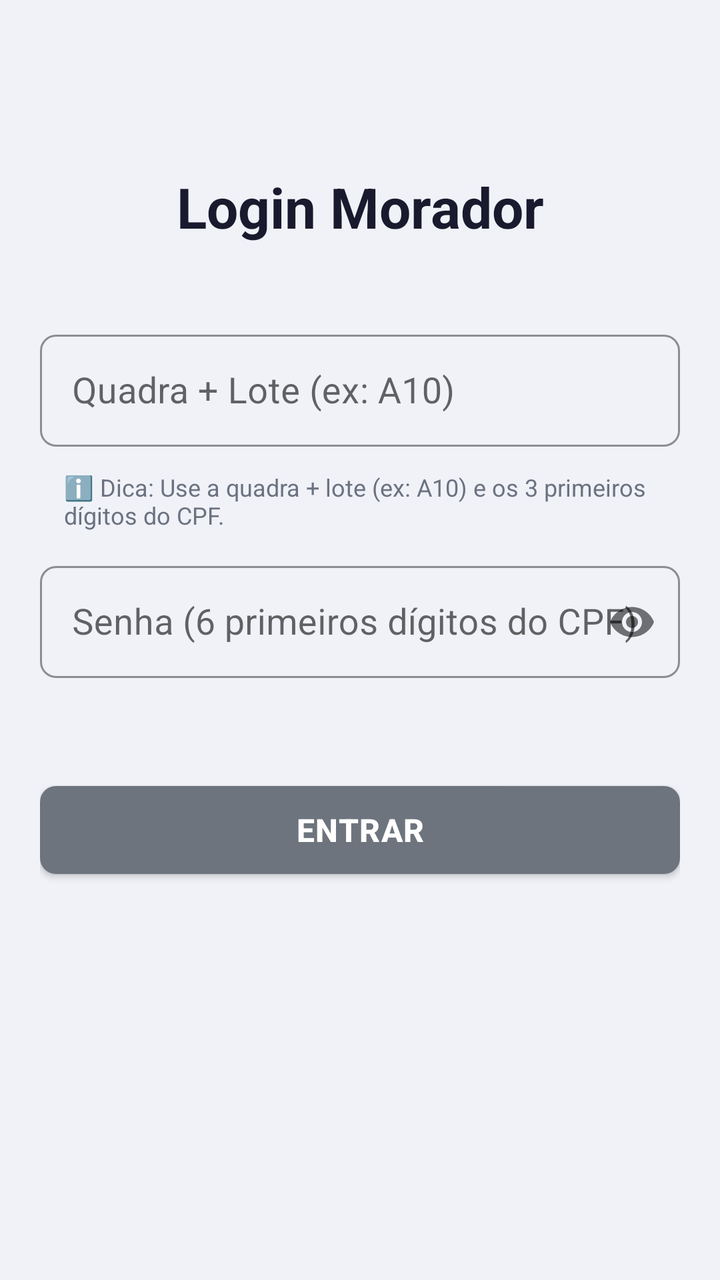
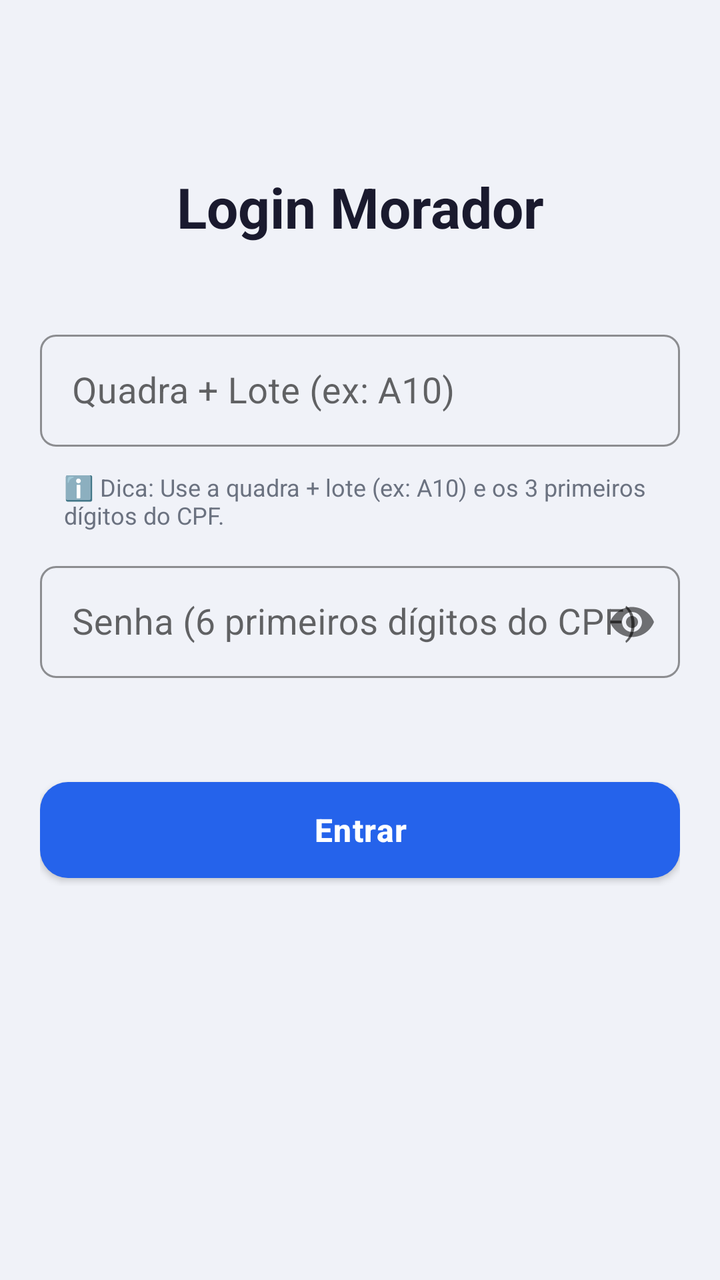

Before-and-after screenshots of an Android layout around one commit, followed by the original layout XML and the change that was made.
<!-- AndroidManifest.xml: application theme AppTheme -->
<!-- res/layout/activity_login_morador.xml -->
<?xml version="1.0" encoding="utf-8"?>
<androidx.constraintlayout.widget.ConstraintLayout
    xmlns:android="http://schemas.android.com/apk/res/android"
    xmlns:app="http://schemas.android.com/apk/res-auto"
    xmlns:tools="http://schemas.android.com/tools"
    android:layout_width="match_parent"
    android:layout_height="match_parent"
    android:background="#F0F2F8"
    tools:context=".LoginMoradorActivity">

    <LinearLayout
        android:layout_width="0dp"
        android:layout_height="wrap_content"
        android:orientation="vertical"
        android:paddingStart="20dp"
        android:paddingEnd="20dp"
        app:layout_constraintTop_toTopOf="parent"
        app:layout_constraintBottom_toBottomOf="parent"
        app:layout_constraintStart_toStartOf="parent"
        app:layout_constraintEnd_toEndOf="parent"
        app:layout_constraintVertical_bias="0.3">

        <TextView
            android:id="@+id/txtTitulo"
            android:layout_width="match_parent"
            android:layout_height="wrap_content"
            android:text="Login Morador"
            android:textSize="28sp"
            android:textStyle="bold"
            android:textColor="#1A1A2E"
            android:gravity="center"
            android:layout_marginBottom="40dp"/>

        
        <com.google.android.material.textfield.TextInputLayout
            android:layout_width="match_parent"
            android:layout_height="wrap_content"
            android:layout_marginBottom="8dp"
            style="@style/Widget.MaterialComponents.TextInputLayout.OutlinedBox"
            app:boxStrokeColor="#6E747E"
            app:hintTextColor="#6B7280"
            app:boxCornerRadiusBottomEnd="8dp"
            app:boxCornerRadiusBottomStart="8dp"
            app:boxCornerRadiusTopEnd="8dp"
            app:boxCornerRadiusTopStart="8dp">

            <com.google.android.material.textfield.TextInputEditText
                android:id="@+id/editUsuario"
                android:layout_width="match_parent"
                android:layout_height="56dp"
                android:hint="Quadra + Lote (ex: A10)"
                android:inputType="text"
                android:maxLines="1"
                android:textSize="18sp"
                android:textColor="#1A1A2E"
                android:textColorHint="#9CA3AF"
                android:paddingStart="16dp"
                android:paddingEnd="16dp"/>

        </com.google.android.material.textfield.TextInputLayout>

        
        <TextView
            android:id="@+id/tvLembrete"
            android:layout_width="match_parent"
            android:layout_height="wrap_content"
            android:text="ℹ️ Dica: Use a quadra + lote (ex: A10) e os 3 primeiros dígitos do CPF."
            android:textSize="12sp"
            android:textColor="#6B7280"
            android:paddingStart="12dp"
            android:paddingEnd="12dp"
            android:paddingTop="4dp"
            android:paddingBottom="12dp"
            android:visibility="visible" />

        
        <com.google.android.material.textfield.TextInputLayout
            android:layout_width="match_parent"
            android:layout_height="wrap_content"
            android:layout_marginBottom="32dp"
            style="@style/Widget.MaterialComponents.TextInputLayout.OutlinedBox"
            app:boxStrokeColor="#6E747E"
            app:hintTextColor="#6B7280"
            app:boxCornerRadiusBottomEnd="8dp"
            app:boxCornerRadiusBottomStart="8dp"
            app:boxCornerRadiusTopEnd="8dp"
            app:boxCornerRadiusTopStart="8dp"
            app:passwordToggleEnabled="true">

            <com.google.android.material.textfield.TextInputEditText
                android:id="@+id/editSenha"
                android:layout_width="match_parent"
                android:layout_height="56dp"
                android:hint="Senha (6 primeiros dígitos do CPF)"
                android:inputType="numberPassword"
                android:maxLines="1"
                android:textSize="18sp"
                android:textColor="#1A1A2E"
                android:textColorHint="#9CA3AF"
                android:paddingStart="16dp"
                android:paddingEnd="16dp"/>

        </com.google.android.material.textfield.TextInputLayout>

        
        <com.google.android.material.button.MaterialButton
            android:id="@+id/btnEntrar"
            android:layout_width="match_parent"
            android:layout_height="56dp"
            android:text="Entrar"
            android:textSize="16sp"
            android:textStyle="bold"
            android:letterSpacing="0.03"
            android:textColor="#FFFFFF"
            app:cornerRadius="8dp"
            app:backgroundTint="#6E747E"
            android:layout_marginTop="16dp"/>

    </LinearLayout>

</androidx.constraintlayout.widget.ConstraintLayout>
<!-- resources referenced by this layout -->
<resources>
  <style name="AppTheme" parent="Theme.MaterialComponents.DayNight.DarkActionBar">
          <item name="colorPrimary">@color/colorPrimary</item>
          <item name="colorPrimaryDark">@color/black</item>
          <item name="colorAccent">@color/black</item>
          <item name="android:windowBackground">@color/white</item>
          <item name="android:textColor">@color/black</item>
          <item name="android:textColorPrimary">@color/corTitulo</item>
  
          
          <item name="materialButtonStyle">@style/Widget.Condominio.Button</item>
          <item name="textInputStyle">@style/Widget.Condominio.TextInputLayout</item>
      </style>
  <color name="colorPrimary">#062AF2</color>
  <color name="black">#000000</color>
  <color name="white">#FFFFFF</color>
  <color name="corTitulo">#070707</color>
  <style name="Widget.Condominio.Button" parent="Widget.MaterialComponents.Button">
          <item name="backgroundTint">@color/colorPrimary</item>
          <item name="android:textColor">@color/white</item>
          <item name="cornerRadius">8dp</item>
      </style>
  <style name="Widget.Condominio.TextInputLayout" parent="Widget.MaterialComponents.TextInputLayout.OutlinedBox">
          <item name="boxBackgroundColor">@color/white</item>
          <item name="boxStrokeColor">@color/colorPrimary</item>
          <item name="hintTextColor">@color/colorPrimary</item>
          <item name="android:textColorHint">@color/colorPrimary</item>
      </style>
</resources>

<!-- the commit's change to res/layout/activity_login_morador.xml (unified diff, before → after) -->
@@ -112,8 +112,8 @@
             android:textStyle="bold"
             android:letterSpacing="0.03"
             android:textColor="#FFFFFF"
-            app:cornerRadius="8dp"
-            app:backgroundTint="#6E747E"
+            app:cornerRadius="14dp"
+            app:backgroundTint="@color/botaoPrimario"
             android:layout_marginTop="16dp"/>
 
     </LinearLayout>
<!-- resource entries referenced after the edit -->
@@ -1,5 +1,6 @@
 <!-- resources referenced by this layout -->
 <resources>
+  <color name="botaoPrimario">#2563EB</color>
   <style name="AppTheme" parent="Theme.MaterialComponents.DayNight.DarkActionBar">
           <item name="colorPrimary">@color/colorPrimary</item>
           <item name="colorPrimaryDark">@color/black</item>
@@ -12,14 +13,24 @@
           <item name="materialButtonStyle">@style/Widget.Condominio.Button</item>
           <item name="textInputStyle">@style/Widget.Condominio.TextInputLayout</item>
       </style>
-  <color name="colorPrimary">#062AF2</color>
+  <color name="colorPrimary">#1E3A8A</color>
   <color name="black">#000000</color>
   <color name="white">#FFFFFF</color>
   <color name="corTitulo">#070707</color>
   <style name="Widget.Condominio.Button" parent="Widget.MaterialComponents.Button">
-          <item name="backgroundTint">@color/colorPrimary</item>
+          <item name="backgroundTint">@color/botaoPrimario</item>
           <item name="android:textColor">@color/white</item>
-          <item name="cornerRadius">8dp</item>
+          <item name="cornerRadius">14dp</item>
+          <item name="android:textAllCaps">false</item>
+          <item name="android:textStyle">bold</item>
+          <item name="android:textSize">15sp</item>
+          <item name="android:letterSpacing">0.01</item>
+          <item name="android:minHeight">52dp</item>
+          <item name="android:insetTop">4dp</item>
+          <item name="android:insetBottom">4dp</item>
+          <item name="android:elevation">2dp</item>
+          <item name="iconTint">@color/white</item>
+          <item name="iconPadding">8dp</item>
       </style>
   <style name="Widget.Condominio.TextInputLayout" parent="Widget.MaterialComponents.TextInputLayout.OutlinedBox">
           <item name="boxBackgroundColor">@color/white</item>
